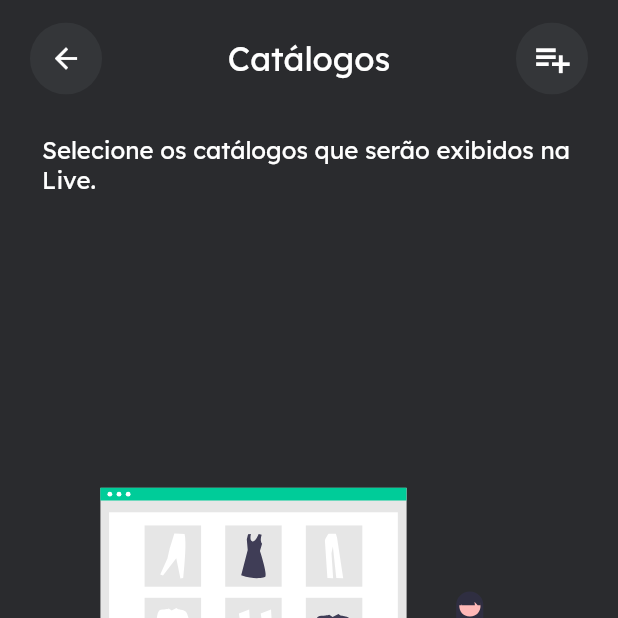
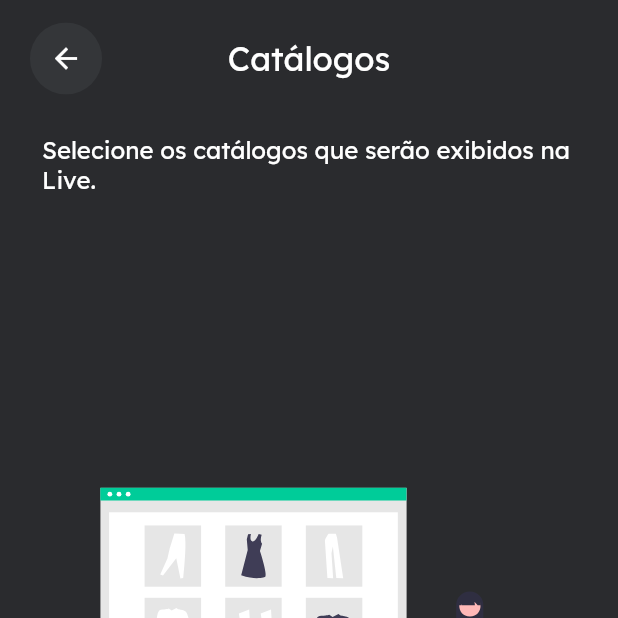
Before and after one commit to GabrielDimaa/strapen_app, a Flutter app: the CatalogoSelectPage screen opened by its route, on a phone screen of 412 x 824 dp, the top half of it. Run offline on Flutter 3.47's test engine with Material 2 defaults, Android fonts, the phone set to English and light mode, and no system bars; our stand-ins replace brasil_fields, carousel_slider, chewie, dio, flutter_dotenv, flutter_mobx and 10 more; missing offline and left inert: camera_with_rtmp, snapping_sheet; accounts and stored records are empty; generated files the repository leaves out were written again; statements that could not run were skipped.

```diff
--- a/lib/app/modules/catalogo/pages/catalogo_select_page.dart
+++ b/lib/app/modules/catalogo/pages/catalogo_select_page.dart
@@ -2,11 +2,10 @@ import 'package:flutter/material.dart';
 import 'package:flutter_mobx/flutter_mobx.dart';
 import 'package:flutter_modular/flutter_modular.dart';
 import 'package:strapen_app/app/app_widget.dart';
+import 'package:strapen_app/app/modules/catalogo/controllers/catalogo_select_controller.dart';
 import 'package:strapen_app/app/modules/catalogo/models/catalogo_model.dart';
-import 'package:strapen_app/app/modules/catalogo/controllers/catalogo_select_controller.dart';
 import 'package:strapen_app/app/modules/catalogo/stores/catalogo_store.dart';
 import 'package:strapen_app/app/shared/components/app_bar_default/app_bar_default.dart';
-import 'package:strapen_app/app/shared/components/app_bar_default/widgets/circle_background_app_bar.dart';
 import 'package:strapen_app/app/shared/components/button/elevated_button_default.dart';
 import 'package:strapen_app/app/shared/components/dialog/error_dialog.dart';
 import 'package:strapen_app/app/shared/components/loading/circular_loading.dart';
@@ -42,17 +41,6 @@ class _CatalogoSelectPageState extends State<CatalogoSelectPage> {
     return Scaffold(
       appBar: AppBarDefault(
         title: Text("Catálogos"),
-        actionsWidgets: [
-          CircleButtonAppBar(
-            child: Icon(
-              Icons.playlist_add,
-              size: 28,
-              color: Colors.white,
-            ),
-            onTap: () async => await controller.toCatalogoCreate(),
-            messageTooltip: "Criar Catálogo",
-          ),
-        ],
       ),
       body: Column(
         crossAxisAlignment: CrossAxisAlignment.stretch,
```
Also changed, not shown: lib/app/modules/catalogo/controllers/catalogo_select_controller.dart (+0 -11 lines).
